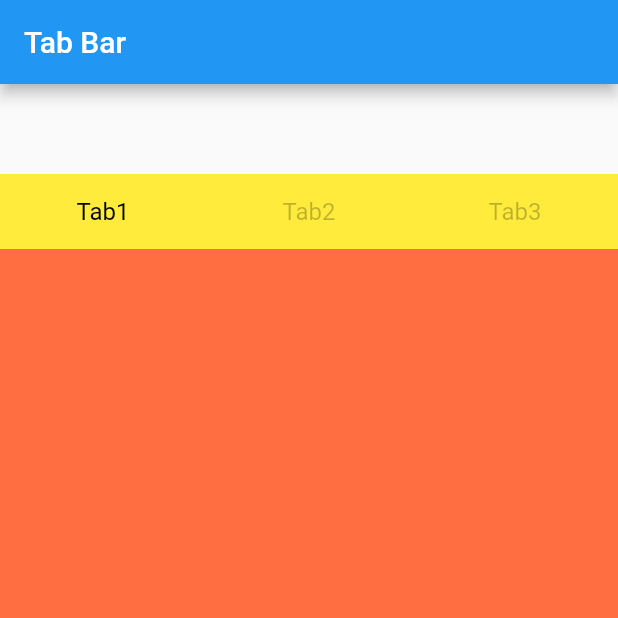
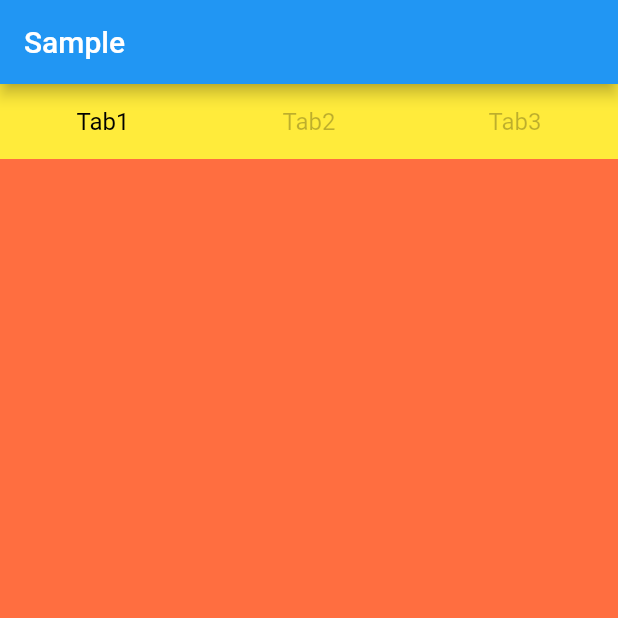
Before and after one commit to MobMaxime/flutter_tabbar_top, a Flutter app: the screen it shows after launch, on a phone screen of 412 x 824 dp, the top half of it. Run offline on Flutter 3.47's test engine with Material 2 defaults, Android fonts, the phone set to English and light mode, and no system bars.

Commit message:
- Update ReadMe content

```diff
--- a/example/lib/main.dart
+++ b/example/lib/main.dart
@@ -33,7 +33,6 @@ class _MyHomePageState extends State<MyHomePage> {
 
   @override
   void initState() {
-    // TODO: implement initState
     super.initState();
     lstPages.add(PageTabItemModel(title: "Tab1", page: Container(color: Colors.deepOrangeAccent)));
     lstPages.add(PageTabItemModel(title: "Tab2", page: Container(color: Colors.indigoAccent)));
@@ -44,13 +43,10 @@ class _MyHomePageState extends State<MyHomePage> {
   Widget build(BuildContext context) {
     return Scaffold(
       appBar: AppBar(
-        title: const Text("Tab Bar"),
+        title: const Text("Sample"),
       ),
       body: Column(
         children: <Widget>[
-          const SizedBox(
-            height: 60,
-          ),
           Flexible(
             child: TabBarPage(
               controller: _controller,
```
Also changed, not shown: ic_banner.png (added), 1 other file.
